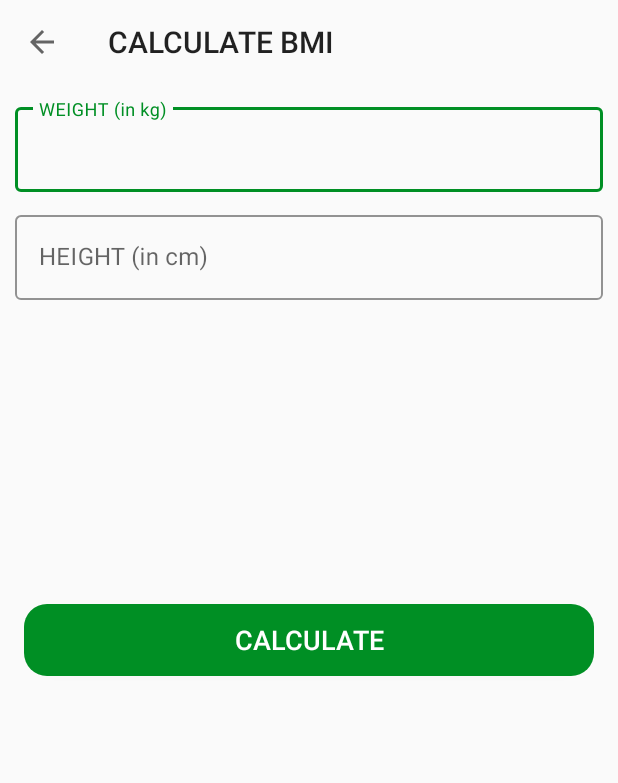
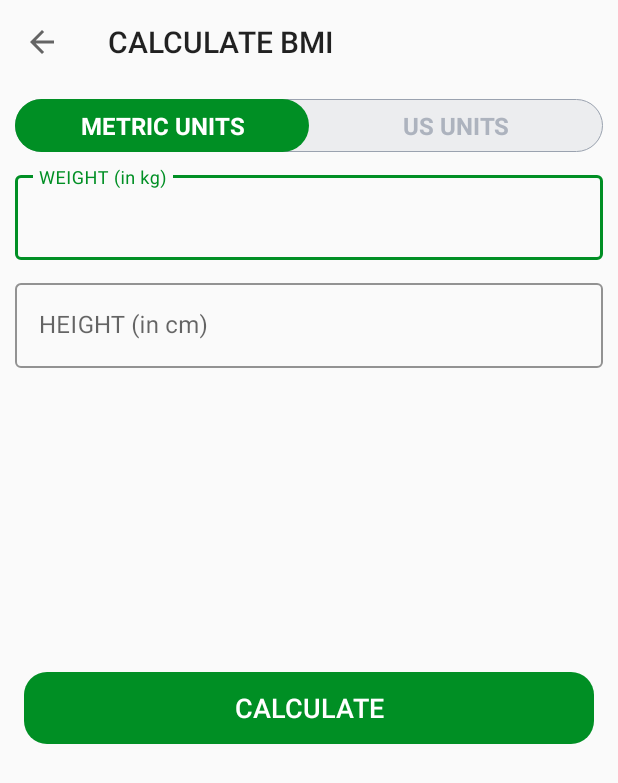
Before and after one commit to anhviethy/7MinWorkout, an Android app: the BMIActivity screen opened directly, with no data from a screen before it, on a phone screen of 412 x 824 dp. Shown: the top 783 px of the screen. Run offline under Robolectric (Android 15) with nearby library versions, the phone set to English and light mode, and no system bars.

Commit message:
Add layout for calculate by metric units or us units - Method to design is custom radiogroup with 2 radiobutton

```diff
--- /dev/null
+++ b/app/src/main/res/drawable/radio_group_tab_background.xml
@@ -0,0 +1,10 @@
+<?xml version="1.0" encoding="utf-8"?>
+<shape xmlns:android="http://schemas.android.com/apk/res/android"
+    android:shape="rectangle">
+
+    <solid android:color="#ECEDEF"/>
+    <stroke android:width="0.5dp"
+        android:color="#9AA2AF"/>
+    <corners android:radius="30dp"/>
+
+</shape>
--- a/app/src/main/res/drawable/units_tab_selector.xml
+++ b/app/src/main/res/drawable/units_tab_selector.xml
@@ -1,4 +1,9 @@
 <?xml version="1.0" encoding="utf-8"?>
 <selector xmlns:android="http://schemas.android.com/apk/res/android">
-
+    <item android:state_checked="true">
+        <shape android:shape="rectangle">
+            <solid android:color="@color/colorAccent"/>
+            <corners android:radius="30dp"/>
+        </shape>
+    </item>
 </selector>
--- /dev/null
+++ b/app/src/main/res/drawable/units_tab_text_color_selector.xml
@@ -0,0 +1,5 @@
+<?xml version="1.0" encoding="utf-8"?>
+<selector xmlns:android="http://schemas.android.com/apk/res/android">
+    <item android:color="#FFFFFF" android:state_checked="true" />
+    <item android:color="#ADB3BE" android:state_checked="false" />
+</selector>
--- a/app/src/main/res/layout/activity_bmi.xml
+++ b/app/src/main/res/layout/activity_bmi.xml
@@ -15,6 +15,48 @@
         app:layout_constraintEnd_toEndOf="parent"
         app:layout_constraintTop_toTopOf="parent"/>
 
+    <RadioGroup
+        android:layout_width="match_parent"
+        android:id="@+id/rgUnits"
+        android:layout_height="wrap_content"
+        app:layout_constraintStart_toStartOf="parent"
+        app:layout_constraintEnd_toEndOf="parent"
+        android:layout_margin="10dp"
+        android:layout_marginTop="8dp"
+        app:layout_constraintTop_toBottomOf="@id/toolbar_bmi_activity"
+        android:orientation="horizontal"
+        android:background="@drawable/radio_group_tab_background">
+
+        <RadioButton
+            android:id="@+id/rbMetricUnits"
+            android:layout_width="0dp"
+            android:layout_height="35dp"
+            android:layout_weight="1"
+            android:background="@drawable/units_tab_selector"
+            android:button="@null"
+            android:checked="true"
+            android:gravity="center"
+            android:text="METRIC UNITS"
+            android:textColor="@drawable/units_tab_text_color_selector"
+            android:textSize="16sp"
+            android:textStyle="bold"/>
+
+        <RadioButton
+            android:id="@+id/ibRbUnits"
+            android:layout_width="0dp"
+            android:layout_height="35dp"
+            android:layout_weight="1"
+            android:background="@drawable/units_tab_selector"
+            android:button="@null"
+            android:checked="false"
+            android:gravity="center"
+            android:text="US UNITS"
+            android:textColor="@drawable/units_tab_text_color_selector"
+            android:textSize="16sp"
+            android:textStyle="bold"/>
+
+    </RadioGroup>
+
     <com.google.android.material.textfield.TextInputLayout
         android:id="@+id/tilMetricUnitWeight"
         android:layout_width="match_parent"
@@ -23,7 +65,7 @@
         app:boxStrokeColor="@color/colorAccent"
         app:hintTextColor="@color/colorAccent"
         style="@style/Widget.MaterialComponents.TextInputLayout.OutlinedBox"
-        app:layout_constraintTop_toBottomOf="@id/toolbar_bmi_activity"
+        app:layout_constraintTop_toBottomOf="@id/rgUnits"
         app:layout_constraintStart_toStartOf="parent"
         app:layout_constraintEnd_toEndOf="parent">
 
```
